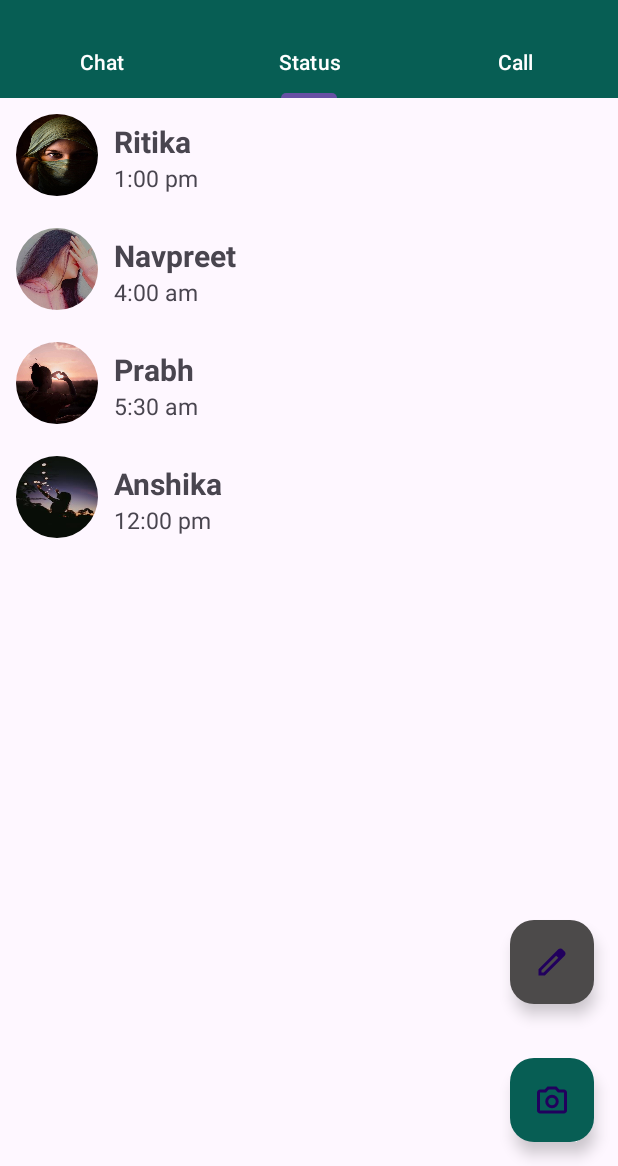
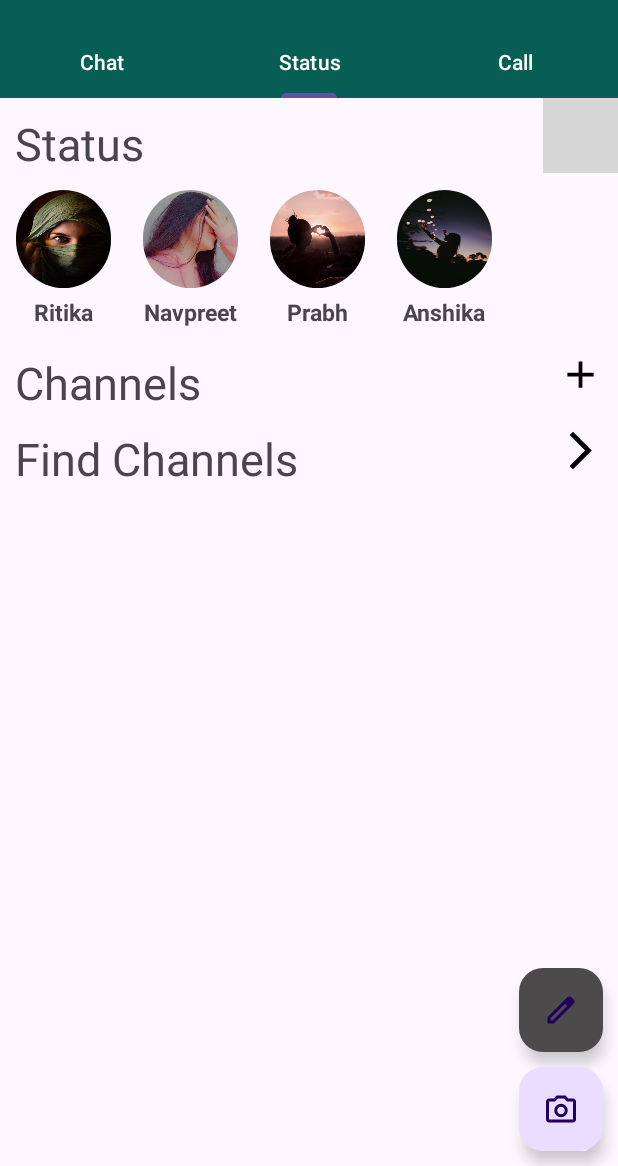
Before and after one commit to drishti2281/Whatsapp-Project, an Android app: the screen it shows after launch (MainActivity), tab 2 chosen, on a phone screen of 412 x 824 dp, the part 70-1236 px from its top. Run offline under Robolectric (Android 15) with nearby library versions, the phone set to English and light mode, and no system bars; our stand-ins replace data binding; grey boxes are pictures that could not be loaded.

Commit message:
status details add

```diff
--- /dev/null
+++ b/app/src/main/java/com/example/whatsappproject/Channels Class.kt
@@ -0,0 +1,7 @@
+package com.example.whatsappproject
+
+data class ChannelsClass(
+             var userImage : Int,
+             var personName : String,
+             var chatMsg : String,
+             var time: String)
--- /dev/null
+++ b/app/src/main/java/com/example/whatsappproject/ChannelsAdapter.kt
@@ -0,0 +1,33 @@
+package com.example.whatsappproject
+
+import android.view.LayoutInflater
+import android.view.View
+import android.view.ViewGroup
+import android.widget.ImageView
+import android.widget.TextView
+import androidx.recyclerview.widget.RecyclerView
+
+class ChannelsAdapter ( var channelList : List<ChannelsClass>) : RecyclerView.Adapter<ChannelsAdapter.ViewHolder>() {
+    class ViewHolder(view: View): RecyclerView.ViewHolder(view){
+        var userImage = view.findViewById<ImageView>(R.id.ivImage)
+        var personName = view.findViewById<TextView>(R.id.userName)
+        var chatMsg = view.findViewById<TextView>(R.id.chatMsg)
+        var time = view.findViewById<TextView>(R.id.time)
+    }
+
+    override fun onCreateViewHolder(parent: ViewGroup, viewType: Int): ViewHolder {
+        var view = LayoutInflater.from(parent.context).inflate(R.layout.channels_items,parent,false)
+        return ViewHolder(view)
+    }
+
+    override fun getItemCount(): Int {
+        return channelList.size
+    }
+
+    override fun onBindViewHolder(holder: ViewHolder, position: Int) {
+        holder.userImage.setImageResource(channelList[position].userImage)
+        holder.personName.text = channelList[position].personName
+        holder.chatMsg.text = channelList[position].chatMsg
+        holder.time.text = channelList[position].time
+    }
+}
--- /dev/null
+++ b/app/src/main/java/com/example/whatsappproject/Find channels Class.kt
@@ -0,0 +1,3 @@
+package com.example.whatsappproject
+
+data class FindchannelsClass(var channelImage : Int, var channelName : String)
--- a/app/src/main/java/com/example/whatsappproject/StatusAdapter.kt
+++ b/app/src/main/java/com/example/whatsappproject/StatusAdapter.kt
@@ -18,7 +18,7 @@ class StatusAdapter (var status : List<StatusClass>) : RecyclerView.Adapter<Stat
 
     override fun onBindViewHolder(holder: StatusAdapter.StatusViewHolder, position: Int) {
         holder.userName.setText(status[position].userName)
-        holder.callTime.setText(status[position].Time)
+       // holder.callTime.setText(status[position].Time)
         holder.image.setImageResource(status[position].image)
 
     }
@@ -29,7 +29,7 @@ class StatusAdapter (var status : List<StatusClass>) : RecyclerView.Adapter<Stat
 
     class StatusViewHolder(view : View) : RecyclerView.ViewHolder(view){
         val userName= view.findViewById<TextView>(R.id.tvuserName)
-        val callTime = view.findViewById<TextView>(R.id.tvTime)
+       // val callTime = view.findViewById<TextView>(R.id.tvTime)
         val image =view.findViewById<ImageView>(R.id.ivImage)
     }
 }
--- a/app/src/main/java/com/example/whatsappproject/StatusClass.kt
+++ b/app/src/main/java/com/example/whatsappproject/StatusClass.kt
@@ -1,3 +1,6 @@
 package com.example.whatsappproject
 
-data class StatusClass(var image: Int,var userName : String,var Time :String)
+data class StatusClass(var image: Int,
+                       var userName : String,
+                      // var Time :String
+    )
--- a/app/src/main/java/com/example/whatsappproject/StatusFragment.kt
+++ b/app/src/main/java/com/example/whatsappproject/StatusFragment.kt
@@ -1,12 +1,16 @@
 package com.example.whatsappproject
 
+import android.net.wifi.p2p.WifiP2pManager.ChannelListener
 import android.os.Bundle
 import androidx.fragment.app.Fragment
 import android.view.LayoutInflater
+import android.view.Menu
+import android.view.MenuInflater
 import android.view.View
 import android.view.ViewGroup
 import androidx.recyclerview.widget.LinearLayoutManager
 import com.example.whatsappproject.databinding.FragmentStatusBinding
+import kotlinx.coroutines.channels.Channel
 
 // TODO: Rename parameter arguments, choose names that match
 // the fragment initialization parameters, e.g. ARG_ITEM_NUMBER
@@ -46,14 +50,24 @@ class StatusFragment : Fragment() {
         //Returns an empty new MutableList.
         val Status : MutableList<StatusClass> = mutableListOf()
         //Returns a new MutableList with the given elements.
-        Status.add(StatusClass(R.drawable.img_1,"Ritika","1:00 pm"))
-        Status.add(StatusClass(R.drawable.img_3,"Navpreet","4:00 am"))
-        Status.add(StatusClass(R.drawable.img_4,"Prabh","5:30 am"))
-        Status.add(StatusClass(R.drawable.img_5,"Anshika","12:00 pm"))
-        binding.rvRecyclerview2.adapter = StatusAdapter(Status)
-        binding.rvRecyclerview2.layoutManager = LinearLayoutManager(requireContext())
+        Status.add(StatusClass(R.drawable.img_1,"Ritika",))
+        Status.add(StatusClass(R.drawable.img_3,"Navpreet"))
+        Status.add(StatusClass(R.drawable.img_4,"Prabh"))
+        Status.add(StatusClass(R.drawable.img_5,"Anshika"))
+        binding.rvStatus.adapter = StatusAdapter(Status)
+        binding.rvStatus.layoutManager = LinearLayoutManager(requireContext(),LinearLayoutManager.HORIZONTAL,false)
+
+        val channelList = null
+        binding.rvChannels.adapter = channelList?.let { ChannelsAdapter(it) }
+        binding.rvChannels.layoutManager =
+            LinearLayoutManager(requireContext(), LinearLayoutManager.VERTICAL, false)
 
     }
+    override fun onCreateOptionsMenu(menu: Menu, inflater: MenuInflater) {
+        inflater.inflate(R.menu.status_menu, menu)
+        return super.onCreateOptionsMenu(menu,inflater)
+    }
+
     companion object {
         /**
          * Use this factory method to create a new instance of
--- /dev/null
+++ b/app/src/main/res/drawable/baseline_add_24.xml
@@ -0,0 +1,5 @@
+<vector android:height="24dp" android:tint="#000000"
+    android:viewportHeight="24" android:viewportWidth="24"
+    android:width="24dp" xmlns:android="http://schemas.android.com/apk/res/android">
+    <path android:fillColor="@android:color/white" android:pathData="M19,13h-6v6h-2v-6H5v-2h6V5h2v6h6v2z"/>
+</vector>
--- /dev/null
+++ b/app/src/main/res/drawable/baseline_arrow_forward_ios_24.xml
@@ -0,0 +1,5 @@
+<vector android:autoMirrored="true" android:height="24dp"
+    android:tint="#000000" android:viewportHeight="24"
+    android:viewportWidth="24" android:width="24dp" xmlns:android="http://schemas.android.com/apk/res/android">
+    <path android:fillColor="@android:color/white" android:pathData="M6.23,20.23l1.77,1.77l10,-10l-10,-10l-1.77,1.77l8.23,8.23z"/>
+</vector>
--- a/app/src/main/res/layout/activity_main.xml
+++ b/app/src/main/res/layout/activity_main.xml
@@ -51,7 +51,7 @@
                     android:layout_width="46dp"
                     android:layout_height="44dp"
                     android:padding="10dp"
-                    android:src="@drawable/dots"
+                    android:src="@drawable/dots_white"
                     app:layout_constraintStart_toStartOf="parent"
                     app:layout_constraintTop_toTopOf="parent" />
 
--- /dev/null
+++ b/app/src/main/res/layout/channels_items.xml
@@ -0,0 +1,53 @@
+<?xml version="1.0" encoding="utf-8"?>
+<androidx.constraintlayout.widget.ConstraintLayout xmlns:android="http://schemas.android.com/apk/res/android"
+    xmlns:app="http://schemas.android.com/apk/res-auto"
+    android:layout_width="match_parent"
+    android:layout_height="wrap_content"
+    android:layout_margin="10dp">
+
+    <com.google.android.material.imageview.ShapeableImageView
+        android:id="@+id/ivImage"
+        android:layout_width="65dp"
+        android:layout_height="65dp"
+        android:scaleType="fitXY"
+        android:padding="5dp"
+        android:src="@drawable/img"
+        app:layout_constraintStart_toStartOf="parent"
+        app:layout_constraintTop_toTopOf="parent"
+        app:layout_constraintEnd_toStartOf="@id/llMain"
+        app:shapeAppearanceOverlay="@style/Circle" />
+
+    <LinearLayout
+        android:layout_width="250dp"
+        android:layout_height="match_parent"
+        android:orientation="vertical"
+        android:id="@+id/llMain"
+        app:layout_constraintStart_toEndOf="@id/ivImage">
+
+        <TextView
+            android:id="@+id/userName"
+            android:layout_width="match_parent"
+            android:layout_height="wrap_content"
+            android:text="@string/User_Name"
+            android:layout_marginTop="10dp"
+            android:textSize="20sp"
+            android:layout_marginStart="5dp"
+            android:textStyle="bold" />
+
+        <TextView
+            android:layout_width="match_parent"
+            android:layout_height="wrap_content"
+            android:text="@string/chat"
+            android:id="@+id/chatMsg"
+            android:layout_marginStart="5dp"
+            android:textSize="15sp" />
+        <TextView
+            android:layout_width="wrap_content"
+            android:layout_height="wrap_content"
+            android:id="@+id/time"
+            android:text="@string/time"
+            android:textSize="10sp"
+            android:padding="10dp"/>
+    </LinearLayout>
+
+</androidx.constraintlayout.widget.ConstraintLayout>
--- a/app/src/main/res/layout/fragment_status.xml
+++ b/app/src/main/res/layout/fragment_status.xml
@@ -1,51 +1,108 @@
 <?xml version="1.0" encoding="utf-8"?>
-<FrameLayout xmlns:android="http://schemas.android.com/apk/res/android"
+<layout xmlns:android="http://schemas.android.com/apk/res/android"
     xmlns:tools="http://schemas.android.com/tools"
+    xmlns:app="http://schemas.android.com/apk/res-auto"
+    tools:context=".ChatFragment">
+    <androidx.constraintlayout.widget.ConstraintLayout
         android:layout_width="match_parent"
         android:layout_height="match_parent"
-    xmlns:app="http://schemas.android.com/apk/res-auto"
-    tools:context=".StatusFragment">
+        android:orientation="vertical">
+        <TextView
+            android:layout_width="wrap_content"
+            android:layout_height="wrap_content"
+            android:text="@string/status"
+            android:id="@+id/tvStatus"
+            android:textSize="30sp"
+            android:layout_margin="10dp"
+            app:layout_constraintTop_toTopOf="parent"
+            app:layout_constraintStart_toStartOf="parent"
+            app:layout_constraintBottom_toTopOf="@id/rvStatus"/>
 
-    <!-- TODO: Update blank fragment layout -->
+        <ImageView
+            android:layout_width="50dp"
+            android:layout_height="50dp"
+            android:id="@+id/ivPopUpMenu"
+            android:src="@drawable/dots"
+            android:padding="10dp"
+            app:layout_constraintTop_toTopOf="parent"
+            app:layout_constraintEnd_toEndOf="parent"/>
+
 
         <androidx.recyclerview.widget.RecyclerView
-        android:id="@+id/rv_Recyclerview2"
             android:layout_width="match_parent"
-        android:layout_height="match_parent" />
+            android:layout_height="0dp"
+            android:id="@+id/rvStatus"
+            app:layout_constraintTop_toBottomOf="@id/tvStatus"/>
 
+        <TextView
+            android:layout_width="wrap_content"
+            android:layout_height="wrap_content"
+            android:text="@string/channels"
+            android:id="@+id/tvChannels"
+            android:textSize="30sp"
+            android:layout_margin="10dp"
+            app:layout_constraintTop_toBottomOf="@id/rvStatus"
+            app:layout_constraintStart_toStartOf="parent"/>
 
-    <androidx.constraintlayout.widget.ConstraintLayout
+        <ImageView
+            android:layout_width="50dp"
+            android:layout_height="50dp"
+            android:id="@+id/ivAdd"
+            android:src="@drawable/baseline_add_24"
+            android:padding="10dp"
+            app:layout_constraintTop_toBottomOf="@id/rvStatus"
+            app:layout_constraintEnd_toEndOf="parent"/>
+
+        <androidx.recyclerview.widget.RecyclerView
             android:layout_width="match_parent"
-        android:layout_height="match_parent">
+            android:layout_height="0dp"
+            android:id="@+id/rvChannels"
+            app:layout_constraintTop_toBottomOf="@id/tvChannels"/>
+
+        <TextView
+            android:layout_width="wrap_content"
+            android:layout_height="wrap_content"
+            android:text="@string/find_channels"
+            android:id="@+id/tvFindChannels"
+            android:textSize="30sp"
+            android:layout_margin="10dp"
+            app:layout_constraintTop_toBottomOf="@id/rvChannels"
+            app:layout_constraintStart_toStartOf="parent" />
+
+        <ImageView
+            android:layout_width="50dp"
+            android:layout_height="50dp"
+            android:id="@+id/ivSeeAll"
+            android:src="@drawable/baseline_arrow_forward_ios_24"
+            android:padding="10dp"
+            app:layout_constraintTop_toBottomOf="@id/rvChannels"
+            app:layout_constraintEnd_toEndOf="parent"/>
+
+        <androidx.recyclerview.widget.RecyclerView
+            android:layout_width="match_parent"
+            android:layout_height="0dp"
+            android:id="@+id/rvFindChannels"
+            app:layout_constraintTop_toBottomOf="@id/tvFindChannels"/>
 
         <com.google.android.material.floatingactionbutton.FloatingActionButton
-            android:id="@+id/fbwrite"
             android:layout_width="wrap_content"
-            android:layout_height="72dp"
-            android:layout_gravity=""
-            android:layout_margin="16dp"
+            android:layout_height="wrap_content"
+            android:id="@+id/Editbutton"
+            android:src="@drawable/edit_icon"
             android:backgroundTint="@color/Grey"
-            android:contentDescription="@string/message"
-            android:src="@drawable/edit_icon"
-            app:layout_constraintBottom_toBottomOf="parent"
             app:layout_constraintEnd_toEndOf="parent"
-            app:layout_constraintHorizontal_bias="1.0"
-            app:layout_constraintStart_toStartOf="parent"
-            app:layout_constraintTop_toTopOf="parent"
-            app:layout_constraintVertical_bias="0.853" />
-    </androidx.constraintlayout.widget.ConstraintLayout>
+            app:layout_constraintBottom_toTopOf="@id/Camerabutton"
+            android:layout_margin="10dp"/>
 
         <com.google.android.material.floatingactionbutton.FloatingActionButton
-        android:id="@+id/fbmessage2"
             android:layout_width="wrap_content"
             android:layout_height="wrap_content"
-        android:layout_gravity="end|bottom"
-        android:layout_margin="16dp"
-        android:backgroundTint="@color/Green"
-        android:contentDescription="@string/message"
+            android:id="@+id/Camerabutton"
             android:src="@drawable/photo_camera"
+            app:layout_constraintEnd_toEndOf="parent"
             app:layout_constraintBottom_toBottomOf="parent"
-        app:layout_constraintEnd_toEndOf="parent" />
+            android:layout_margin="10dp"
+            android:padding="20dp"/>
 
-
-</FrameLayout>
+    </androidx.constraintlayout.widget.ConstraintLayout>
+</layout>
--- a/app/src/main/res/layout/status_item.xml
+++ b/app/src/main/res/layout/status_item.xml
@@ -2,43 +2,35 @@
 <androidx.constraintlayout.widget.ConstraintLayout
     xmlns:android="http://schemas.android.com/apk/res/android"
     xmlns:app="http://schemas.android.com/apk/res-auto"
-    android:layout_width="match_parent"
+    xmlns:tools="http://schemas.android.com/tools"
+    android:layout_width="wrap_content"
     android:layout_height="wrap_content"
     android:layout_marginHorizontal="5dp"
-    android:layout_marginVertical="5dp">
+    android:layout_marginVertical="5dp"
+    android:orientation="horizontal">
+
 
     <com.google.android.material.imageview.ShapeableImageView
         android:id="@+id/ivImage"
-        android:layout_width="65dp"
-        android:layout_height="65dp"
+        android:layout_width="74dp"
+        android:layout_height="76dp"
+        android:padding="5dp"
         android:scaleType="fitXY"
-        android:padding="5dp"
         android:src="@drawable/img"
         app:layout_constraintStart_toStartOf="parent"
         app:layout_constraintTop_toTopOf="parent"
         app:shapeAppearanceOverlay="@style/Circle" />
 
-    <LinearLayout
-        android:layout_width="wrap_content"
-        android:layout_height="match_parent"
-        android:orientation="vertical"
-        app:layout_constraintStart_toEndOf="@id/ivImage">
-        <TextView
-            android:id="@+id/tvuserName"
-            android:layout_width="match_parent"
-            android:layout_height="wrap_content"
-            android:text="@string/User_Name"
-            android:layout_marginTop="10dp"
-            android:textSize="20sp"
-            android:layout_marginStart="5dp"
-            android:textStyle="bold" />
+    <TextView
+        android:id="@+id/tvuserName"
+        android:layout_width="73dp"
+        android:layout_height="22dp"
+        android:layout_gravity="center"
+        android:text="@string/Person"
+        android:textSize="15sp"
+        android:textStyle="bold"
+        android:gravity="center"
+        app:layout_constraintStart_toStartOf="parent"
+        app:layout_constraintTop_toBottomOf="@id/ivImage" />
 
-        <TextView
-            android:layout_width="match_parent"
-            android:layout_height="wrap_content"
-            android:text="@string/Time"
-            android:layout_marginStart="5dp"
-            android:id="@+id/tvTime"
-            android:textSize="15sp" />
-    </LinearLayout>
 </androidx.constraintlayout.widget.ConstraintLayout>
--- a/app/src/main/res/values/strings.xml
+++ b/app/src/main/res/values/strings.xml
@@ -13,4 +13,10 @@
     <string name="settings">Settings</string>
     <string name="status_privacy">Status Privacy</string>
     <string name="message">Message</string>
+    <string name="Person">Person\n</string>
+    <string name="status">Status</string>
+    <string name="channels">Channels</string>
+    <string name="find_channels">Find Channels</string>
+    <string name="time">Time</string>
+    <string name="chat">Chat</string>
 </resources>
```
Also changed, not shown: app/src/main/res/drawable/dots_white.xml (renamed from app/src/main/res/drawable/dots.xml). Lines whose indentation alone changed are shown as unchanged.
